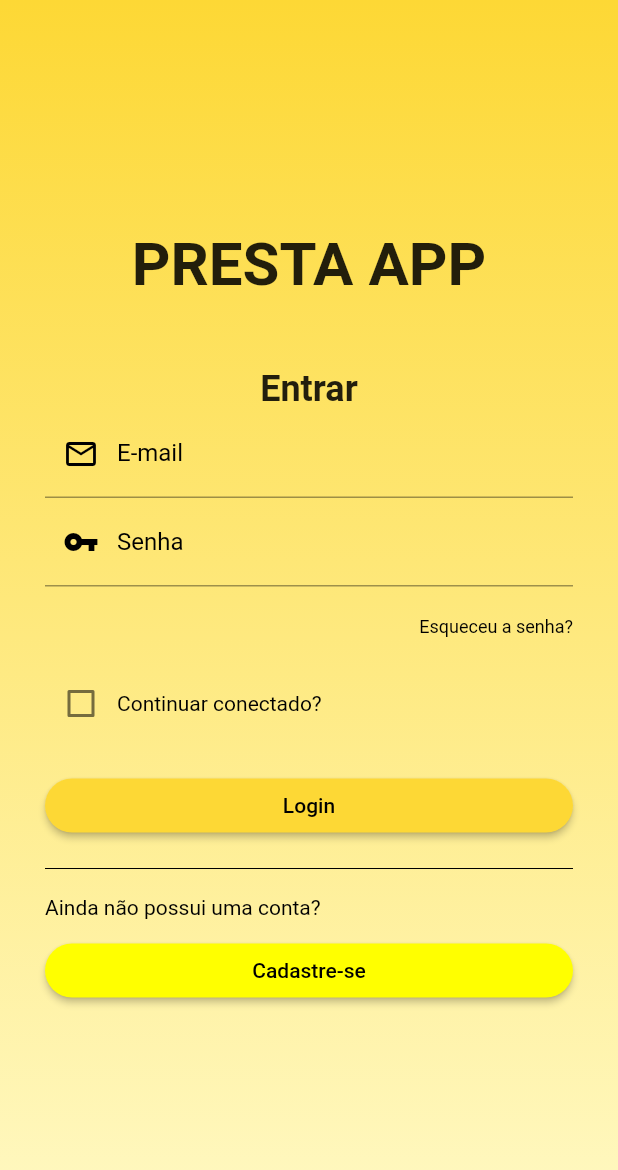
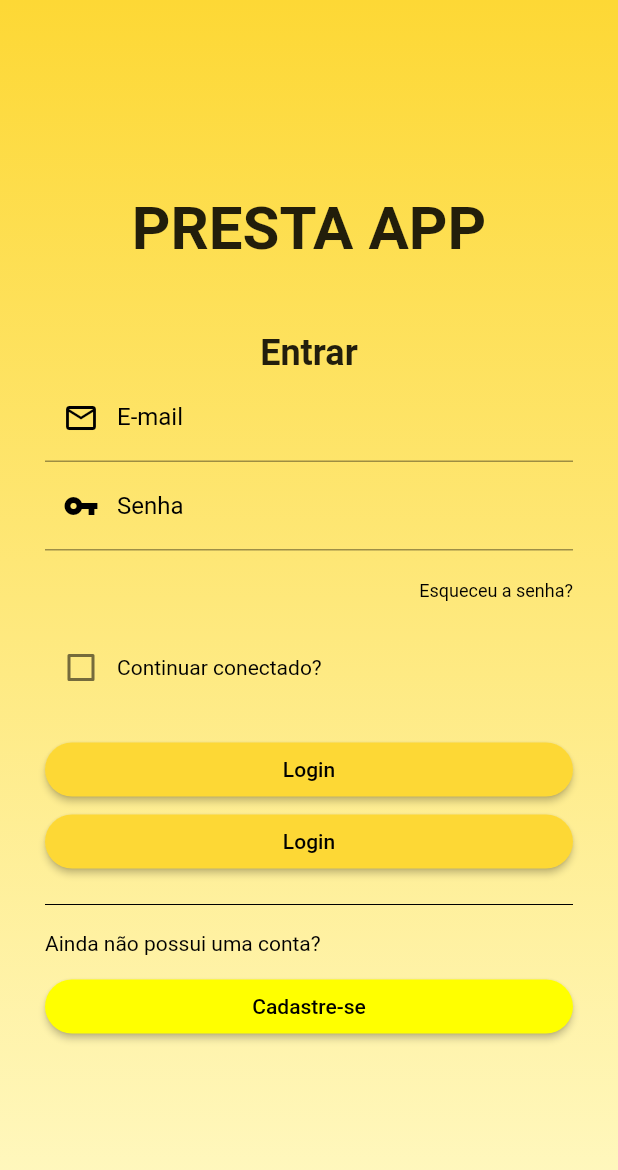
Before and after one commit to jessielyoliveira/presta, a Flutter app: the screen it shows after launch, on a phone screen of 412 x 824 dp. Shown: the top 1170 px of the screen. Run offline on Flutter 3.47's test engine with Material 2 defaults, Android fonts, the phone set to English and light mode, and no system bars.

Commit message:
Merge das branches

```diff
--- a/lib/screens/login_screen.dart
+++ b/lib/screens/login_screen.dart
@@ -1,6 +1,7 @@
 import 'package:flutter/material.dart';
 import 'package:presta/screens/cliente/servicos.dart';
 import 'package:presta/screens/estrutura.dart';
+import 'package:presta/screens/prestador/perfil.dart';
 
 class LoginScreen extends StatefulWidget {
   @override
@@ -82,6 +83,22 @@ class _LoginScreenState extends State<LoginScreen> {
               ),
               Padding(padding: EdgeInsets.only(bottom: 20)),
               _buttonLogin(context),
+              ElevatedButton(
+                onPressed: () {
+                  Navigator.push(
+                      context,
+                      MaterialPageRoute(
+                          builder: (context) => PerfilPrestador()));
+                },
+                child: Text(
+                  'Login',
+                  style: TextStyle(color: Colors.black),
+                ),
+                style: ElevatedButton.styleFrom(
+                    primary: Colors.yellow[600],
+                    shape: RoundedRectangleBorder(
+                        borderRadius: BorderRadius.circular(50))),
+              ),
               Padding(
                 padding: EdgeInsets.symmetric(vertical: 10),
                 child: Divider(color: Colors.black),
```
